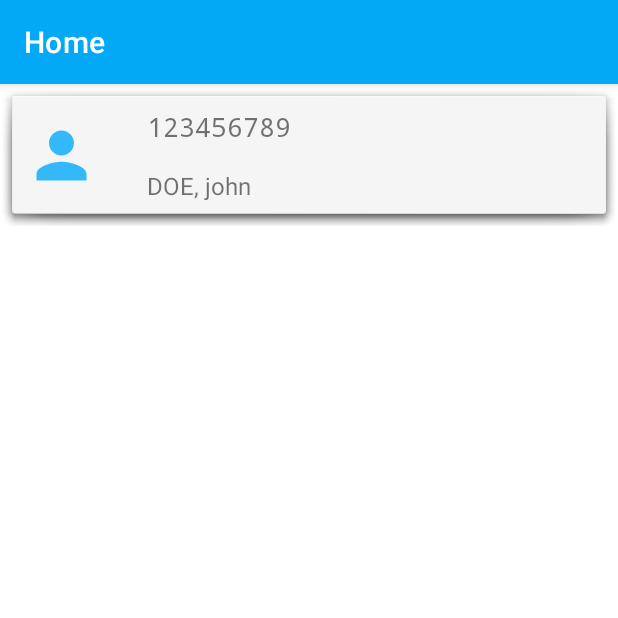
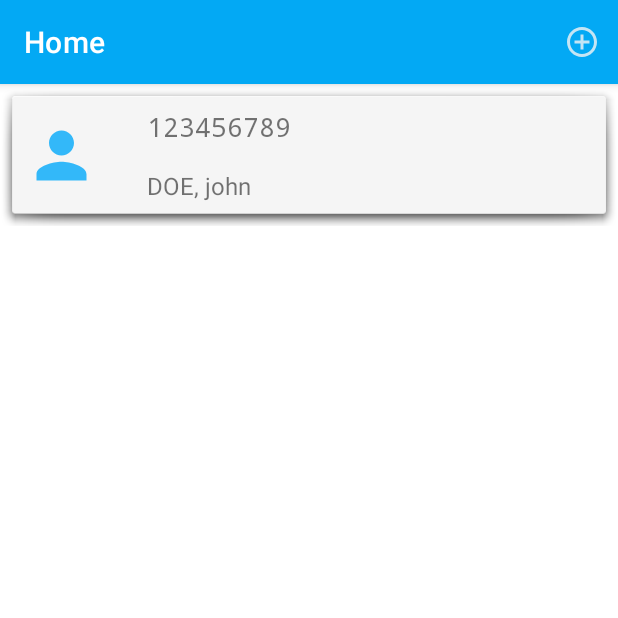
Before and after one commit to RamaniOS/C0761706_F2019_MAD3125_MidTerm, an Android app: the screen it shows after launch (HomeActivity), on a phone screen of 412 x 824 dp, the top half of it. Run offline under Robolectric (Android 15) with nearby library versions, the phone set to English and light mode, and no system bars; Roboto replaces fonts that are not available here.

Commit message:
Added menu to show add option to open edit screen.

```diff
--- a/app/src/main/java/com/example/c0761706_f2019_mad3125_midterm/UI/HomeActivity.java
+++ b/app/src/main/java/com/example/c0761706_f2019_mad3125_midterm/UI/HomeActivity.java
@@ -1,10 +1,15 @@
 package com.example.c0761706_f2019_mad3125_midterm.UI;
 
+import androidx.annotation.NonNull;
 import androidx.appcompat.app.AppCompatActivity;
 import androidx.recyclerview.widget.LinearLayoutManager;
 import androidx.recyclerview.widget.RecyclerView;
 
+import android.content.Intent;
 import android.os.Bundle;
+import android.view.Menu;
+import android.view.MenuInflater;
+import android.view.MenuItem;
 
 import com.example.c0761706_f2019_mad3125_midterm.Adapter.HomeAdapter;
 import com.example.c0761706_f2019_mad3125_midterm.Models.HomeDetail;
@@ -37,4 +42,22 @@ public class HomeActivity extends AppCompatActivity {
         homeRecyclerView.setLayoutManager(layoutManager);
         homeRecyclerView.setAdapter(homeAdapter);
     }
+
+    @Override
+    public boolean onCreateOptionsMenu(Menu menu) {
+        MenuInflater inflater = getMenuInflater();
+        inflater.inflate(R.menu.menu_add, menu);
+        return super.onCreateOptionsMenu(menu);
+    }
+
+    @Override
+    public boolean onOptionsItemSelected(@NonNull MenuItem item) {
+        switch (item.getItemId()) {
+            case R.id.action_add:
+                Intent intent = new Intent(this, DetailEditActivity.class);
+                startActivity(intent);
+                break;
+        }
+        return super.onOptionsItemSelected(item);
+    }
 }
--- /dev/null
+++ b/app/src/main/res/drawable-anydpi/ic_action_add.xml
@@ -0,0 +1,11 @@
+<vector xmlns:android="http://schemas.android.com/apk/res/android"
+    android:width="24dp"
+    android:height="24dp"
+    android:viewportWidth="24"
+    android:viewportHeight="24"
+    android:tint="#F4F4F4"
+    android:alpha="0.8">
+    <path
+        android:fillColor="#FF000000"
+        android:pathData="M13,7h-2v4L7,11v2h4v4h2v-4h4v-2h-4L13,7zM12,2C6.49,2 2,6.49 2,12s4.49,10 10,10 10,-4.49 10,-10S17.51,2 12,2zM12,20c-4.41,0 -8,-3.59 -8,-8s3.59,-8 8,-8 8,3.59 8,8 -3.59,8 -8,8z"/>
+</vector>
--- /dev/null
+++ b/app/src/main/res/menu/menu_add.xml
@@ -0,0 +1,9 @@
+<?xml version="1.0" encoding="utf-8"?>
+<menu xmlns:app="http://schemas.android.com/apk/res-auto"
+    xmlns:android="http://schemas.android.com/apk/res/android">
+    <item
+        android:id="@+id/action_add"
+        android:title="Add"
+        android:icon="@drawable/ic_action_add"
+        app:showAsAction="always" />
+</menu>
```
Also changed, not shown: app/src/main/res/drawable-hdpi/ic_action_add.png (added), app/src/main/res/drawable-mdpi/ic_action_add.png (added), app/src/main/res/drawable-xhdpi/ic_action_add.png (added), app/src/main/res/drawable-xxhdpi/ic_action_add.png (added).
